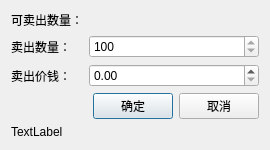
Qt form UI/JKSellStockCodeWgt.ui (Mr-WangJin/StockTool) before a commit.
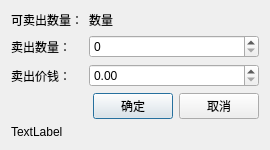
The same form after that commit.

Diff of the .ui file:
```diff
--- a/UI/JKSellStockCodeWgt.ui
+++ b/UI/JKSellStockCodeWgt.ui
@@ -15,12 +15,19 @@
   </property>
   <layout class="QFormLayout" name="formLayout">
    <item row="0" column="0">
-    <widget class="QLabel" name="lblBuyCount">
+    <widget class="QLabel" name="label22">
      <property name="text">
       <string>可卖出数量：</string>
      </property>
     </widget>
    </item>
+   <item row="0" column="1">
+    <widget class="QLabel" name="lblBuyCount">
+     <property name="text">
+      <string>数量</string>
+     </property>
+    </widget>
+   </item>
    <item row="1" column="0">
     <widget class="QLabel" name="label">
      <property name="text">
@@ -30,18 +37,12 @@
    </item>
    <item row="1" column="1">
     <widget class="QSpinBox" name="spBxCount">
-     <property name="readOnly">
-      <bool>true</bool>
-     </property>
      <property name="maximum">
-      <number>9999000</number>
+      <number>999999999</number>
      </property>
      <property name="singleStep">
       <number>100</number>
      </property>
-     <property name="value">
-      <number>100</number>
-     </property>
     </widget>
    </item>
    <item row="2" column="0">
```
